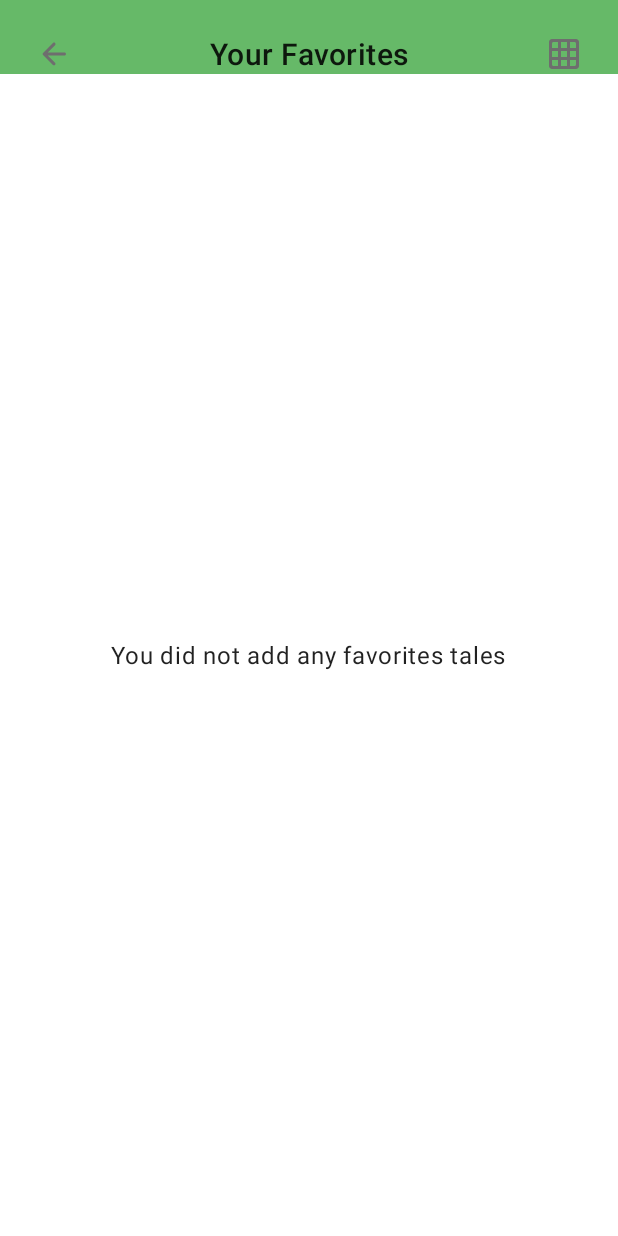
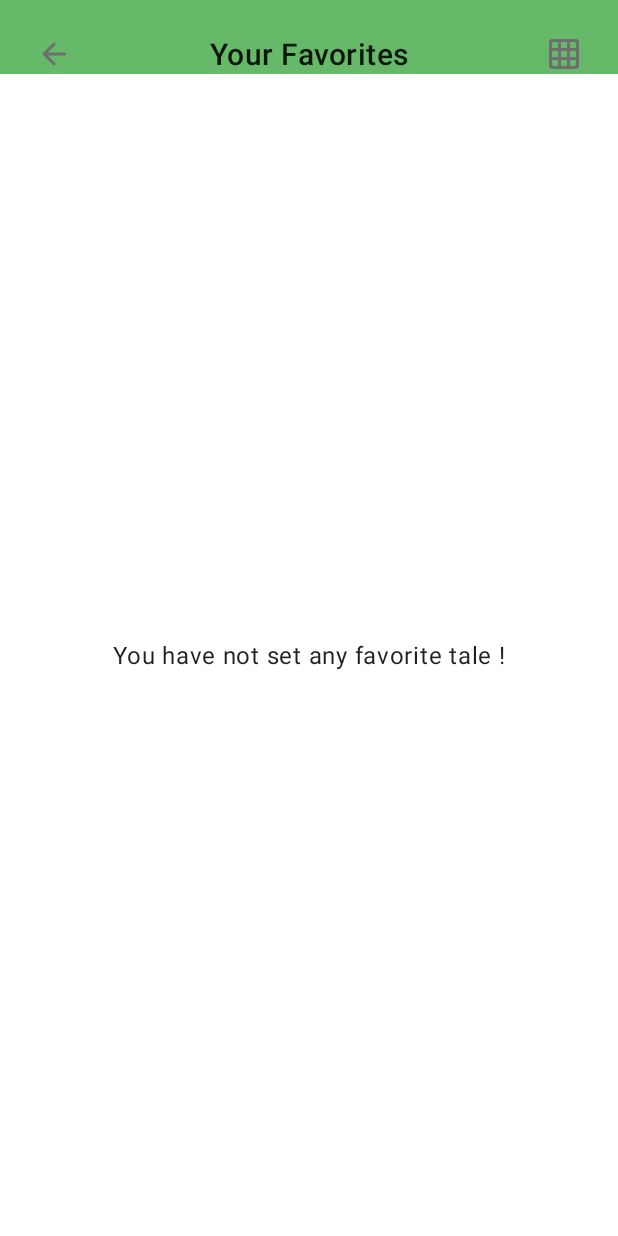
Before and after one commit to KatiaOuadahi/Kids-Tales, an Android app: the FavoritesActivity screen opened directly, with no data from a screen before it, on a phone screen of 412 x 824 dp. Run offline under Robolectric (Android 15) with nearby library versions, the phone set to English and light mode, and no system bars.

Commit message:
FavoriteActivity string updated

```diff
--- a/app/src/main/res/values/strings.xml
+++ b/app/src/main/res/values/strings.xml
@@ -14,7 +14,7 @@
 
     //FavoritesActivity strings
     <string name="yourFav">Your Favorites</string>
-    <string name="noFav">You did not add any favorites tales</string>
+    <string name="noFav">You have not set any favorite tale !</string>
 
 
 
```
